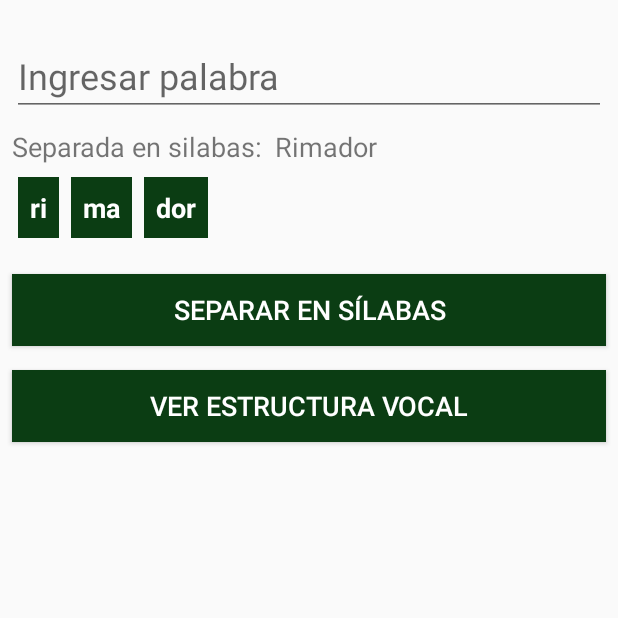
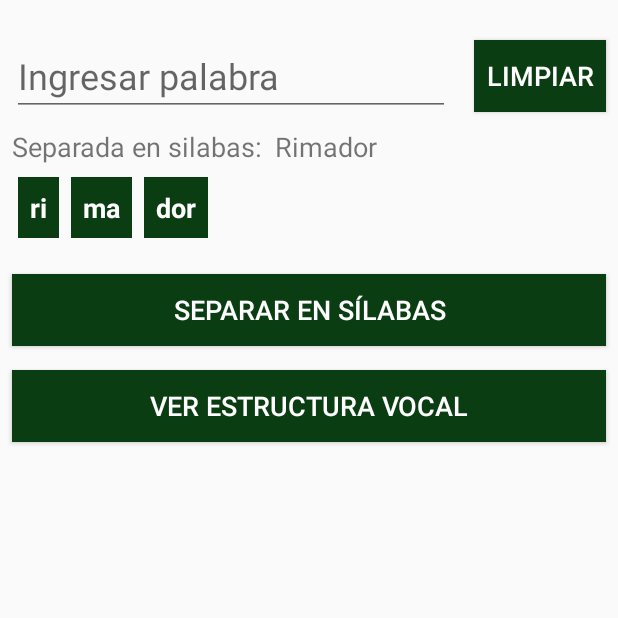
Before and after one commit to lutialberto/Rimador, an Android app: the screen it shows after launch (SeparateWordActivity), on a phone screen of 412 x 824 dp, the top half of it. Run offline under Robolectric (Android 15) with nearby library versions, the phone set to English and light mode, and no system bars.

Commit message:
limpiar button added and onClick method implemented

```diff
--- a/app/src/main/java/com/example/betom/rimador/controllers/SeparateWordActivity.kt
+++ b/app/src/main/java/com/example/betom/rimador/controllers/SeparateWordActivity.kt
@@ -9,6 +9,7 @@ import android.widget.Toast
 import com.example.betom.rimador.R
 import com.example.betom.rimador.adapters.SyllableRecyclerAdapter
 import com.example.betom.rimador.models.Word
+import com.example.betom.rimador.utilities.NO_ACTION_REQUESTED
 import kotlinx.android.synthetic.main.activity_separate_word.*
 
 class SeparateWordActivity : AppCompatActivity() {
@@ -47,15 +48,17 @@ class SeparateWordActivity : AppCompatActivity() {
 
                 enteredWordLabel.text=enterWordText.text
                 actionLabel.text=labelMessage
-
-                enterWordText.text.clear()
-
             }
             else{
                 Toast.makeText(this,enteredWord.errorMessage, Toast.LENGTH_SHORT).show()
                 Log.d("ERROR","Error: ${enteredWord.errorMessage}.")
             }
         }
+    }
+
+    fun clearClicked(view: View){
+        enterWordText.text.clear()
+        actionLabel.text=NO_ACTION_REQUESTED
     }
 
     fun separateSyllablesClicked(view: View){
--- a/app/src/main/java/com/example/betom/rimador/utilities/Constants.kt
+++ b/app/src/main/java/com/example/betom/rimador/utilities/Constants.kt
@@ -16,3 +16,6 @@ const val ERROR_EMPTY_WORD = "Palabra vacia"
 const val ERROR_TO_MANY_ACCENT_MARKS = "No puede haber mas de una vocal con tilde por palabra"
 const val WORD_WITHOUT_ACCENT_MARK = -1
 const val TONIC_SYLLABLE_DEFAULT_VALUE = -2
+
+/**/
+const val NO_ACTION_REQUESTED = ""
--- a/app/src/main/res/layout/activity_separate_word.xml
+++ b/app/src/main/res/layout/activity_separate_word.xml
@@ -4,38 +4,32 @@
     xmlns:tools="http://schemas.android.com/tools"
     android:layout_width="match_parent"
     android:layout_height="match_parent"
+    android:focusable="true"
+    android:focusableInTouchMode="true"
     tools:context=".controllers.SeparateWordActivity"
-    tools:layout_editor_absoluteY="25dp"
-    android:focusable="true"
-    android:focusableInTouchMode="true">
+    tools:layout_editor_absoluteY="25dp">
 
     <Button
         android:id="@+id/separateSyllablesButton"
-        android:layout_width="0dp"
-        android:layout_height="wrap_content"
+        style="@style/rimadorButtons"
+        android:layout_marginStart="8dp"
         android:layout_marginTop="24dp"
-        android:background="@color/colorPrimaryDark"
+        android:layout_marginEnd="8dp"
         android:onClick="separateSyllablesClicked"
         android:text="@string/separar_en_s_labas"
-        android:textColor="@android:color/white"
-        android:textSize="18sp"
-        app:layout_constraintEnd_toEndOf="@+id/enterWordText"
-        app:layout_constraintStart_toStartOf="@+id/enterWordText"
+        app:layout_constraintEnd_toEndOf="parent"
+        app:layout_constraintHorizontal_bias="0.5"
+        app:layout_constraintStart_toStartOf="parent"
         app:layout_constraintTop_toBottomOf="@+id/syllablesListView" />
 
     <Button
         android:id="@+id/vocalStructureButton"
-        android:layout_width="0dp"
-        android:layout_height="wrap_content"
+        style="@style/rimadorButtons"
         android:layout_marginTop="16dp"
-        android:background="@color/colorPrimaryDark"
         android:onClick="vocalStructureClicked"
         android:text="@string/ver_estructura_vocal"
-        android:textColor="@android:color/white"
-        android:textSize="18sp"
-        app:layout_constraintEnd_toEndOf="@+id/enterWordText"
-        app:layout_constraintHorizontal_bias="1.0"
-        app:layout_constraintStart_toStartOf="@+id/enterWordText"
+        app:layout_constraintEnd_toEndOf="@+id/separateSyllablesButton"
+        app:layout_constraintStart_toStartOf="@+id/separateSyllablesButton"
         app:layout_constraintTop_toBottomOf="@+id/separateSyllablesButton" />
 
     <EditText
@@ -49,7 +43,9 @@
         android:hint="@string/ingresar_palabra"
         android:inputType="textPersonName"
         android:textSize="24sp"
-        app:layout_constraintEnd_toEndOf="parent"
+        app:layout_constraintEnd_toStartOf="@+id/clearButton"
+        app:layout_constraintHorizontal_bias="0.5"
+        app:layout_constraintHorizontal_chainStyle="spread_inside"
         app:layout_constraintStart_toStartOf="parent"
         app:layout_constraintTop_toTopOf="parent"
         tools:ignore="Autofill" />
@@ -72,9 +68,8 @@
         android:layout_width="0dp"
         android:layout_height="wrap_content"
         android:layout_marginTop="8dp"
-        app:layout_constraintEnd_toEndOf="@+id/enterWordText"
-        app:layout_constraintHorizontal_bias="0.0"
-        app:layout_constraintStart_toStartOf="@+id/enterWordText"
+        app:layout_constraintEnd_toEndOf="@+id/separateSyllablesButton"
+        app:layout_constraintStart_toStartOf="@+id/separateSyllablesButton"
         app:layout_constraintTop_toBottomOf="@+id/actionLabel" />
 
     <TextView
@@ -86,8 +81,22 @@
         app:layout_constraintEnd_toStartOf="@+id/enteredWordLabel"
         app:layout_constraintHorizontal_bias="0.0"
         app:layout_constraintHorizontal_chainStyle="packed"
-        app:layout_constraintStart_toStartOf="@+id/enterWordText"
+        app:layout_constraintStart_toStartOf="@+id/syllablesListView"
         app:layout_constraintTop_toBottomOf="@+id/enterWordText"
         tools:text="@string/separada_en_silabas" />
 
+    <Button
+        android:id="@+id/clearButton"
+        style="@style/rimadorButtons"
+        android:layout_width="wrap_content"
+        android:layout_marginStart="8dp"
+        android:layout_marginEnd="8dp"
+        android:onClick="clearClicked"
+        android:text="@string/limpiar"
+        app:layout_constraintBottom_toBottomOf="@+id/enterWordText"
+        app:layout_constraintEnd_toEndOf="parent"
+        app:layout_constraintHorizontal_bias="0.5"
+        app:layout_constraintStart_toEndOf="@+id/enterWordText"
+        app:layout_constraintTop_toTopOf="@+id/enterWordText" />
+
 </android.support.constraint.ConstraintLayout>
--- a/app/src/main/res/values/strings.xml
+++ b/app/src/main/res/values/strings.xml
@@ -90,4 +90,5 @@
     <string name="ver_estructura_vocal">ver estructura vocal</string>
     <string name="separada_en_silabas">Separada en silabas:</string>
     <string name="estructura_vocal">Estructura vocal:</string>
+    <string name="limpiar">Limpiar</string>
 </resources>
--- a/app/src/main/res/values/styles.xml
+++ b/app/src/main/res/values/styles.xml
@@ -12,4 +12,12 @@
 
     <style name="AppTheme.PopupOverlay" parent="ThemeOverlay.AppCompat.Light" />
 
+    <style name="rimadorButtons" >
+        <item name="android:textColor">@android:color/white</item>
+        <item name="android:textSize">18sp</item>
+        <item name="android:background">@color/colorPrimaryDark</item>
+        <item name="android:layout_width">0dp</item>
+        <item name="android:layout_height">wrap_content</item>
+    </style>
+
 </resources>
```
